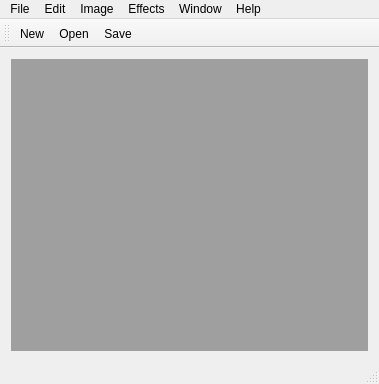
First picture: the form in mainwindow.ui, repository 00erik2/Project1-PhotoEditor, before the edit.
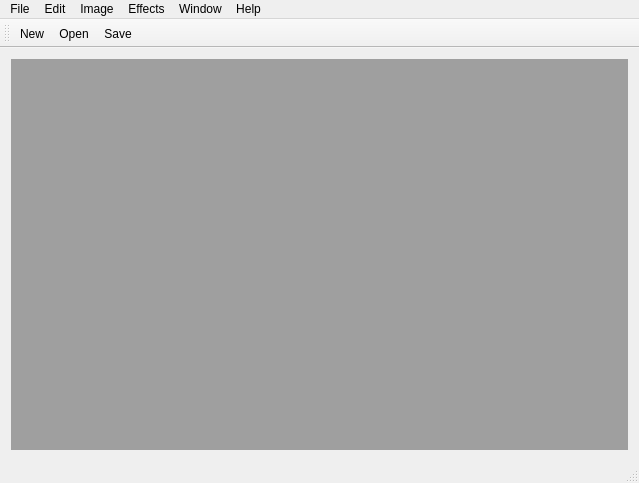
Second picture: the form after the edit.

```diff
--- a/mainwindow.ui
+++ b/mainwindow.ui
@@ -6,8 +6,8 @@
    <rect>
     <x>0</x>
     <y>0</y>
-    <width>379</width>
-    <height>384</height>
+    <width>639</width>
+    <height>483</height>
    </rect>
   </property>
   <property name="windowTitle">
@@ -36,8 +36,8 @@
     <rect>
      <x>0</x>
      <y>0</y>
-     <width>379</width>
-     <height>21</height>
+     <width>639</width>
+     <height>26</height>
     </rect>
    </property>
    <widget class="QMenu" name="menuFile">
```
Left out of the diff: 13 changed lines with no effect on the pictures.
